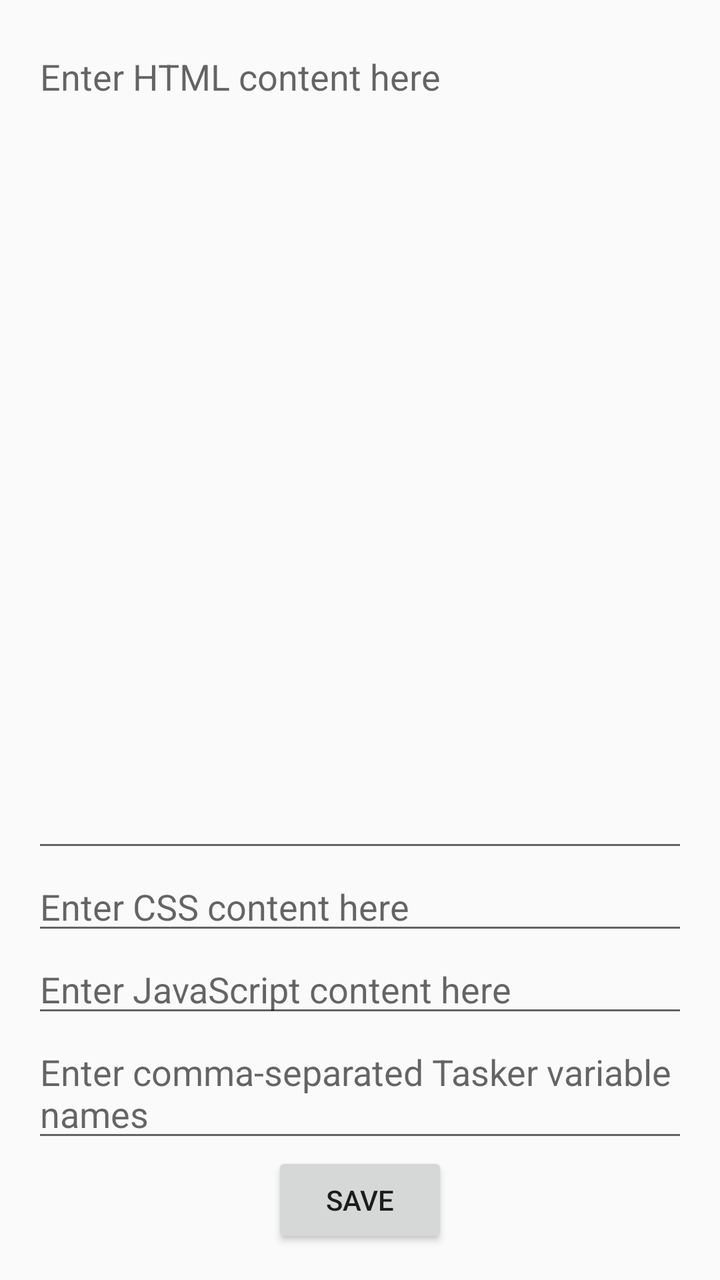
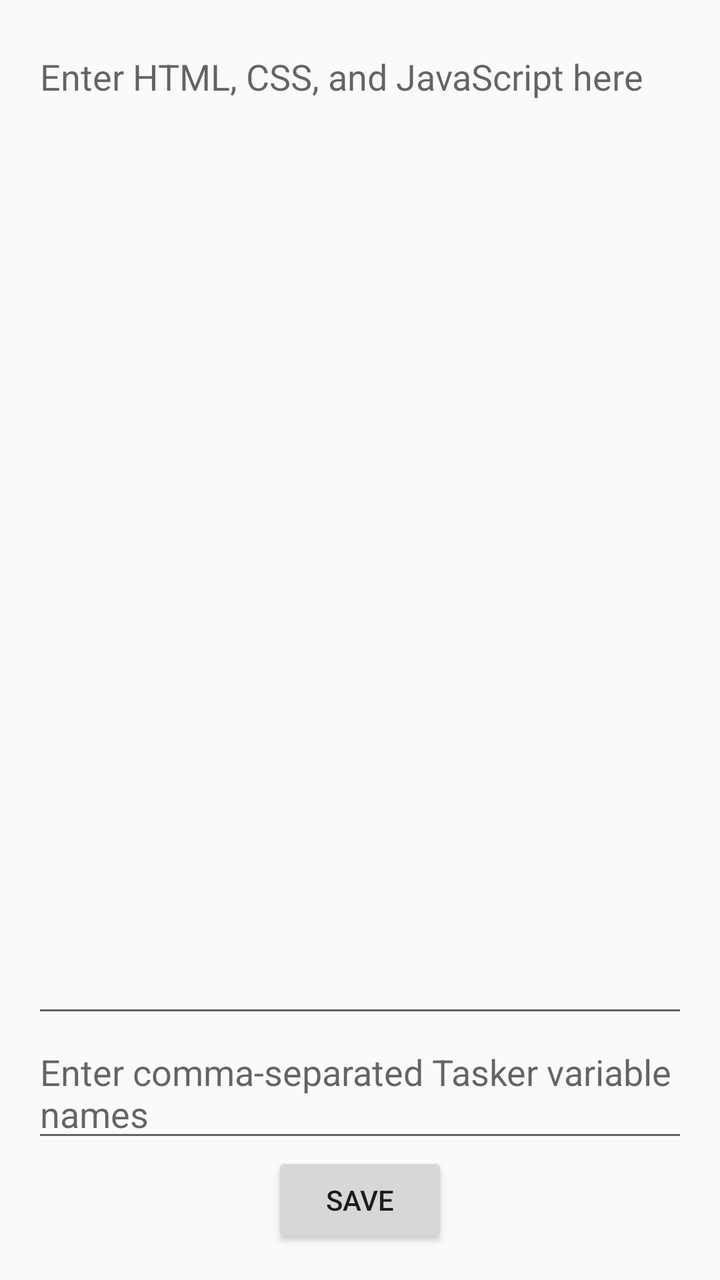

Before-and-after screenshots of an Android layout around one commit, followed by the original layout XML and the change that was made.
<!-- AndroidManifest.xml: application theme Theme.AppCompat.Light -->
<!-- res/layout/activity_html_viewer.xml -->
<?xml version="1.0" encoding="utf-8"?>
<LinearLayout xmlns:android="http://schemas.android.com/apk/res/android"
    android:layout_width="match_parent"
    android:layout_height="match_parent"
    android:orientation="vertical"
    android:padding="16dp">

    <EditText
        android:id="@+id/editTextHtmlContent"
        android:layout_width="match_parent"
        android:layout_height="0dp"
        android:layout_weight="1"
        android:hint="@string/html_content_hint"
        android:inputType="textMultiLine"
        android:gravity="top"/>

    <EditText
        android:id="@+id/editTextCssContent"
        android:layout_width="match_parent"
        android:layout_height="wrap_content"
        android:hint="@string/css_content_hint"
        android:inputType="textMultiLine"
        android:gravity="top"/>

    <EditText
        android:id="@+id/editTextJsContent"
        android:layout_width="match_parent"
        android:layout_height="wrap_content"
        android:hint="@string/js_content_hint"
        android:inputType="textMultiLine"
        android:gravity="top"/>

    <EditText
        android:id="@+id/editTextTaskerVariables"
        android:layout_width="match_parent"
        android:layout_height="wrap_content"
        android:hint="@string/tasker_variables_hint"/>

    <Button
        android:id="@+id/buttonSave"
        android:layout_width="wrap_content"
        android:layout_height="wrap_content"
        android:text="@string/save_button_text"
        android:layout_gravity="center_horizontal"/>

</LinearLayout>
<!-- resources referenced by this layout -->
<resources>
  <string name="css_content_hint">Enter CSS content here</string>
  <string name="html_content_hint">Enter HTML content here</string>
  <string name="js_content_hint">Enter JavaScript content here</string>
  <string name="save_button_text">Save</string>
  <string name="tasker_variables_hint">Enter comma-separated Tasker variable names</string>
</resources>

<!-- the commit's change to res/layout/activity_html_viewer.xml (unified diff, before → after) -->
@@ -6,27 +6,11 @@
     android:padding="16dp">
 
     <EditText
-        android:id="@+id/editTextHtmlContent"
+        android:id="@+id/editTextCode"
         android:layout_width="match_parent"
         android:layout_height="0dp"
         android:layout_weight="1"
-        android:hint="@string/html_content_hint"
-        android:inputType="textMultiLine"
-        android:gravity="top"/>
-
-    <EditText
-        android:id="@+id/editTextCssContent"
-        android:layout_width="match_parent"
-        android:layout_height="wrap_content"
-        android:hint="@string/css_content_hint"
-        android:inputType="textMultiLine"
-        android:gravity="top"/>
-
-    <EditText
-        android:id="@+id/editTextJsContent"
-        android:layout_width="match_parent"
-        android:layout_height="wrap_content"
-        android:hint="@string/js_content_hint"
+        android:hint="@string/code_hint"
         android:inputType="textMultiLine"
         android:gravity="top"/>
 
<!-- resource entries referenced after the edit -->
@@ -1,8 +1,6 @@
 <!-- resources referenced by this layout -->
 <resources>
-  <string name="css_content_hint">Enter CSS content here</string>
-  <string name="html_content_hint">Enter HTML content here</string>
-  <string name="js_content_hint">Enter JavaScript content here</string>
+  <string name="code_hint">Enter HTML, CSS, and JavaScript here</string>
   <string name="save_button_text">Save</string>
   <string name="tasker_variables_hint">Enter comma-separated Tasker variable names</string>
 </resources>
